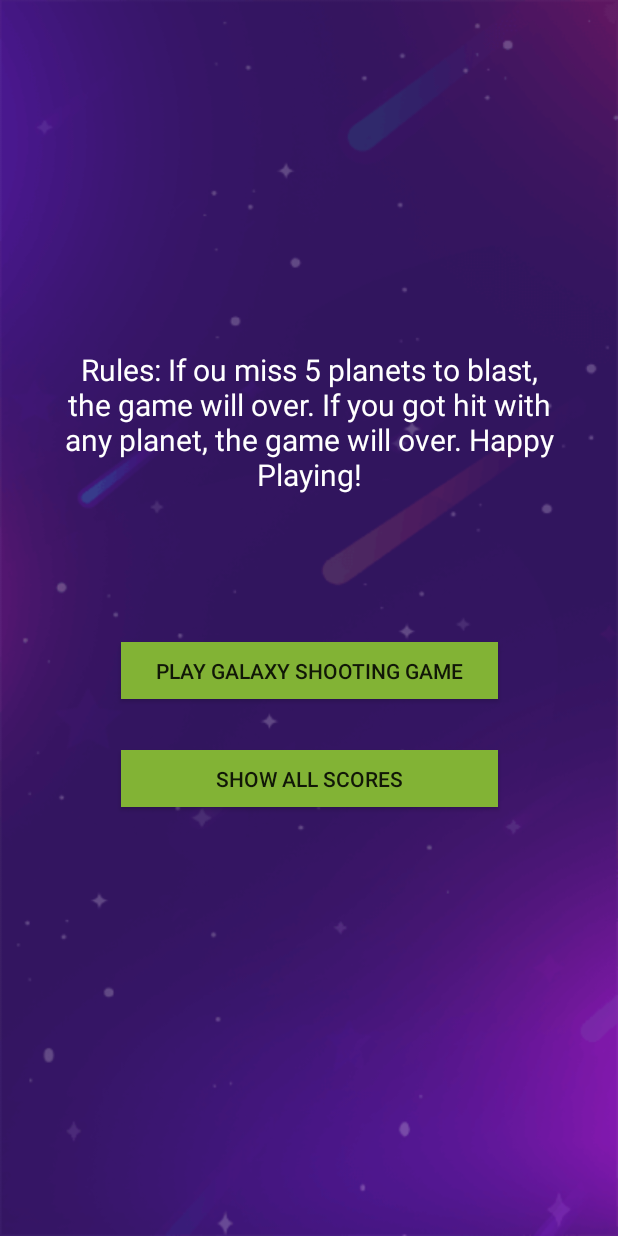
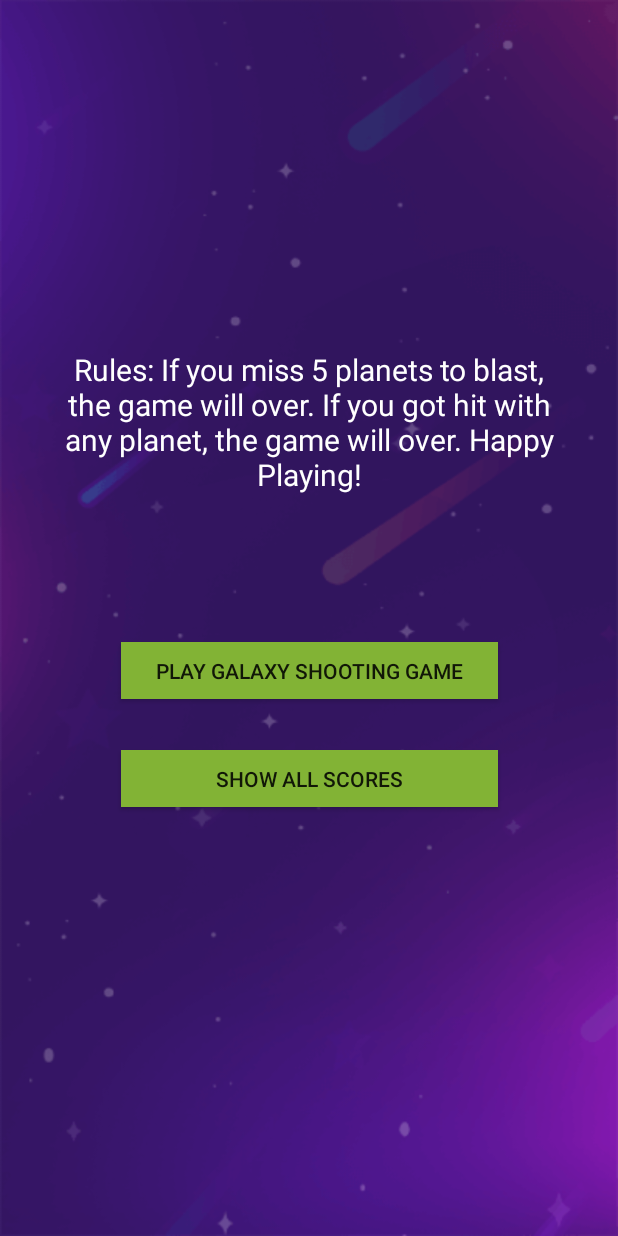
Before and after one commit to RashadTanjim/Galaxy-Shooting, an Android app: the MainActivity screen opened directly, with no data from a screen before it, on a phone screen of 412 x 824 dp. Run offline under Robolectric (Android 15) with nearby library versions, the phone set to English and light mode, and no system bars; our stand-ins replace Firebase (no records; nobody signed in at launch, a user with empty details on screens opened directly).

Commit message:
fix typos

```diff
--- a/app/src/main/res/values/strings.xml
+++ b/app/src/main/res/values/strings.xml
@@ -30,5 +30,5 @@
     <string name="lbl_forgot_password">Forgot password?</string>
     <string name="forgot_password_msg">We just need your registered Email Id to sent you password reset instructions.</string>
     <string name="Change_info">Change Your Personal Info</string>
-    <string name="game_rules">Rules: If ou miss 5 planets to blast, the game will over. If you got hit with any planet, the game will over. Happy Playing!</string>
+    <string name="game_rules">Rules: If you miss 5 planets to blast, the game will over. If you got hit with any planet, the game will over. Happy Playing!</string>
 </resources>
```
